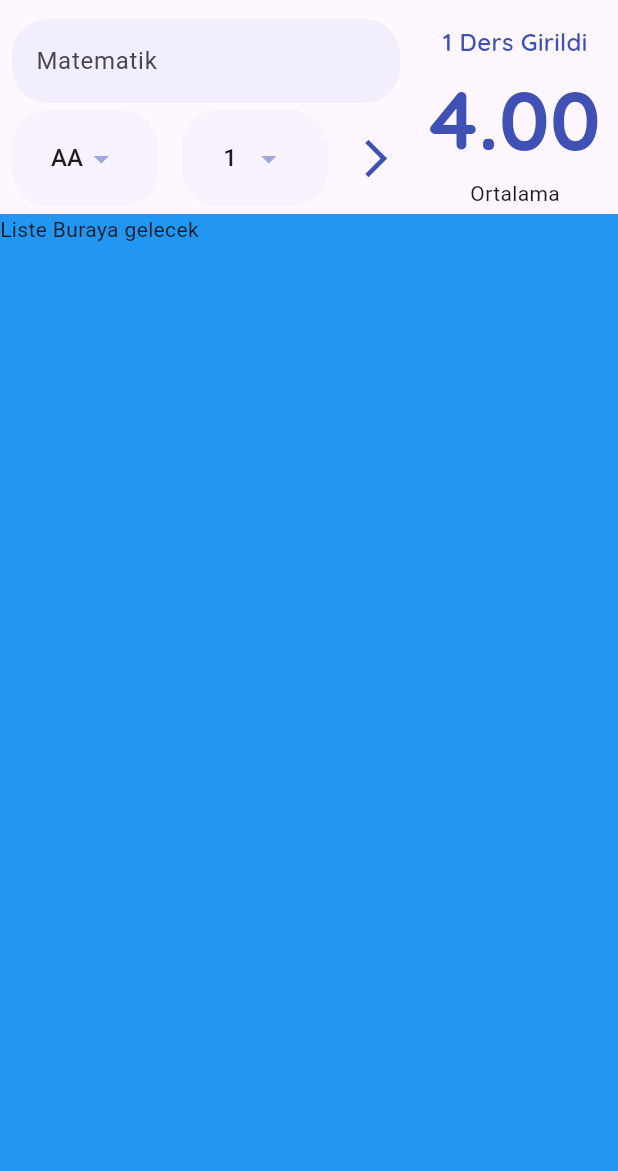
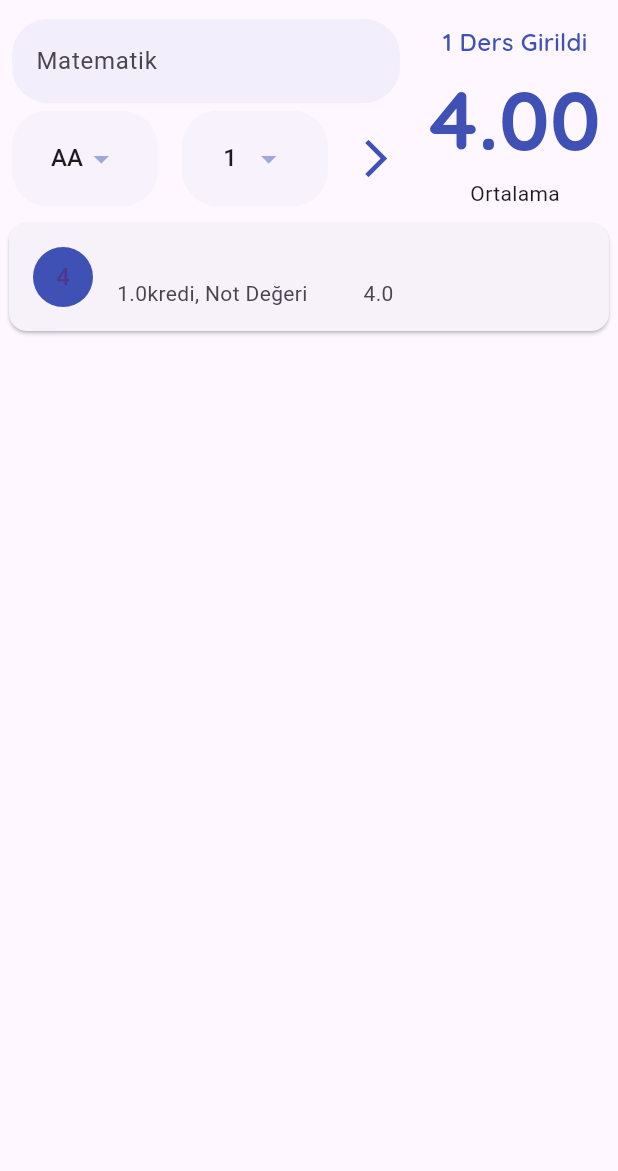
Before and after one commit to varcoguzhan/Flutter_Dinamik_Not, a Flutter app: the screen it shows after launch, after a tap on the "arrow forward ios" icon, on a phone screen of 412 x 824 dp, the part 65-1236 px from its top. Run offline on Flutter 3.47's test engine with Material 3 defaults, Android fonts, the light colour scheme and no system bars; our stand-ins replace google_fonts; missing offline and left inert: dart:ffi.

Commit message:
Ders listelenmesi

```diff
--- /dev/null
+++ b/lib/widgets/ders_listesi.dart
@@ -0,0 +1,58 @@
+import 'package:flutter/material.dart';
+import 'package:flutter_dinamik_not/constarts/app_constrats.dart';
+import 'package:flutter_dinamik_not/helper/data_helper.dart';
+import 'package:flutter_dinamik_not/model/ders.dart';
+
+class DersListesi extends StatefulWidget {
+  const DersListesi({Key? key}) : super(key: key);
+
+  @override
+  State<DersListesi> createState() => _DersListesiState();
+}
+
+class _DersListesiState extends State<DersListesi> {
+  @override
+  Widget build(BuildContext context) {
+    List<Ders> tumDersler = DataHelper.tumEklenenDersler;
+    return tumDersler.length > 0
+        ? ListView.builder(
+            itemCount: tumDersler.length,
+            itemBuilder: (context, index) {
+              return Dismissible(
+                key: UniqueKey(),
+                direction: DismissDirection.startToEnd,
+                onDismissed: (a){
+                  DataHelper.tumEklenenDersler.removeAt(index);
+                  setState(() {
+
+                  });
+                },
+                child: Padding(
+                  padding: const EdgeInsets.all(2.0),
+                  child: Card(
+                      child: ListTile(
+                    title: Text(tumDersler[index].ad),
+                    leading: CircleAvatar(
+                      backgroundColor: Sabitler.anaRenk,
+                      child: Text((tumDersler[index].harfDegeri *
+                              tumDersler[index].krediDegeri)
+                          .toStringAsFixed(0)),
+                    ),
+                    subtitle: Text(
+                        '${tumDersler[index].krediDegeri}kredi, Not Değeri          ${tumDersler[index].harfDegeri}'),
+                  )),
+                ),
+              );
+            })
+        : Container(
+          child: Center(
+            child: Text(
+              'Lütfen Ders Ekleyin',
+              style: Sabitler.baslikStyle,
+            ),
+          )
+
+
+          );
+  }
+}
--- a/lib/widgets/ortalama_hesapla_page.dart
+++ b/lib/widgets/ortalama_hesapla_page.dart
@@ -6,6 +6,7 @@ import 'package:flutter/widgets.dart';
 import 'package:flutter_dinamik_not/constarts/app_constrats.dart';
 import 'package:flutter_dinamik_not/helper/data_helper.dart';
 import 'package:flutter_dinamik_not/model/ders.dart';
+import 'package:flutter_dinamik_not/widgets/ders_listesi.dart';
 import 'package:flutter_dinamik_not/widgets/ortalama_goster.dart';
 
 class OrtalamaHesaplaPage extends StatefulWidget {
@@ -24,6 +25,7 @@ class _OrtalamaHesaplaPageState extends State<OrtalamaHesaplaPage> {
   @override
   Widget build(BuildContext context) {
     return Scaffold(
+      resizeToAvoidBottomInset: false,
         appBar: AppBar(
             backgroundColor: Colors.transparent,
             elevation: 0,
@@ -50,11 +52,9 @@ class _OrtalamaHesaplaPageState extends State<OrtalamaHesaplaPage> {
               ],
             ),
             Expanded(
-              child: Container(
-                child: Text('Liste Buraya gelecek'),
-                color: Colors.blue,
+              child: DersListesi(),
               ),
-            )
+
           ],
         ));
   }
```
